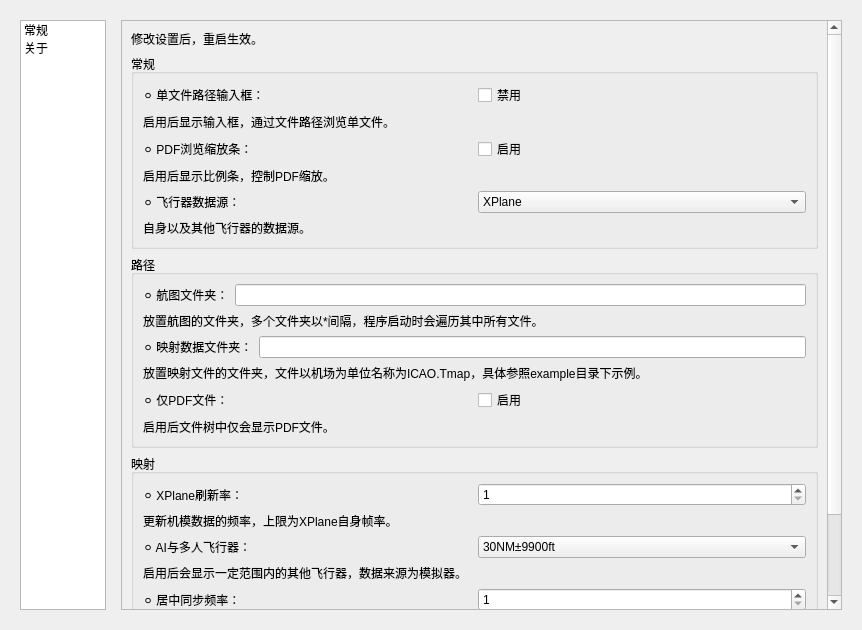
Qt form src/gui/options_widget.ui (Eyderoe/ChartNavigation) before a commit.
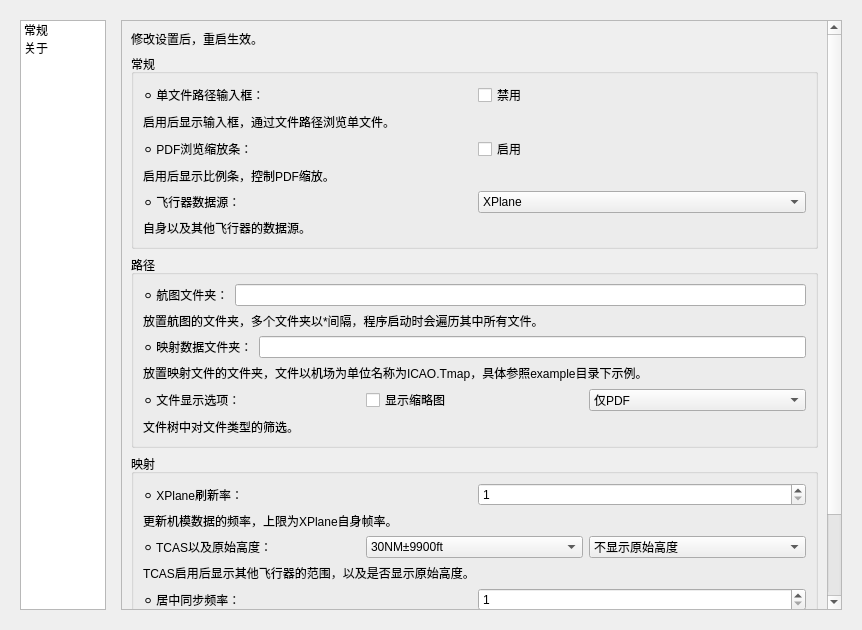
The same form after that commit. The open tabs and pages were chosen to show the change.

The edit to the form file:
```diff
--- a/src/gui/options_widget.ui
+++ b/src/gui/options_widget.ui
@@ -91,7 +91,7 @@
             <x>0</x>
             <y>0</y>
             <width>716</width>
-            <height>764</height>
+            <height>774</height>
            </rect>
           </property>
           <layout class="QVBoxLayout" name="verticalLayout_3">
@@ -267,23 +267,42 @@
                 <item>
                  <widget class="QLabel" name="label_26">
                   <property name="text">
-                   <string>⚪ 仅PDF文件：</string>
+                   <string>⚪ 文件显示选项：</string>
                   </property>
                  </widget>
                 </item>
                 <item>
                  <widget class="QCheckBox" name="onlyPdf_checkBox">
                   <property name="text">
-                   <string>启用</string>
+                   <string>显示缩略图</string>
                   </property>
                  </widget>
                 </item>
+                <item>
+                 <widget class="QComboBox" name="onlyPdf_comboBox">
+                  <item>
+                   <property name="text">
+                    <string>仅PDF</string>
+                   </property>
+                  </item>
+                  <item>
+                   <property name="text">
+                    <string>PDF和图片</string>
+                   </property>
+                  </item>
+                  <item>
+                   <property name="text">
+                    <string>所有文件</string>
+                   </property>
+                  </item>
+                 </widget>
+                </item>
                </layout>
               </item>
               <item>
                <widget class="QLabel" name="label_remark_6">
                 <property name="text">
-                 <string>启用后文件树中仅会显示PDF文件。</string>
+                 <string>文件树中对文件类型的筛选。</string>
                 </property>
                </widget>
               </item>
@@ -335,7 +354,7 @@
                 <item>
                  <widget class="QLabel" name="label_28">
                   <property name="text">
-                   <string>⚪ AI与多人飞行器：</string>
+                   <string>⚪ TCAS以及原始高度：</string>
                   </property>
                  </widget>
                 </item>
@@ -363,12 +382,31 @@
                   </item>
                  </widget>
                 </item>
+                <item>
+                 <widget class="QComboBox" name="alt_comboBox">
+                  <item>
+                   <property name="text">
+                    <string>不显示原始高度</string>
+                   </property>
+                  </item>
+                  <item>
+                   <property name="text">
+                    <string>英制高度(ft)</string>
+                   </property>
+                  </item>
+                  <item>
+                   <property name="text">
+                    <string>米制高度(米)</string>
+                   </property>
+                  </item>
+                 </widget>
+                </item>
                </layout>
               </item>
               <item>
                <widget class="QLabel" name="label_remark_4">
                 <property name="text">
-                 <string>启用后会显示一定范围内的其他飞行器，数据来源为模拟器。</string>
+                 <string>TCAS启用后显示其他飞行器的范围，以及是否显示原始高度。</string>
                 </property>
                </widget>
               </item>
```
Left out of the diff: 4 changed lines with no effect on the pictures.
